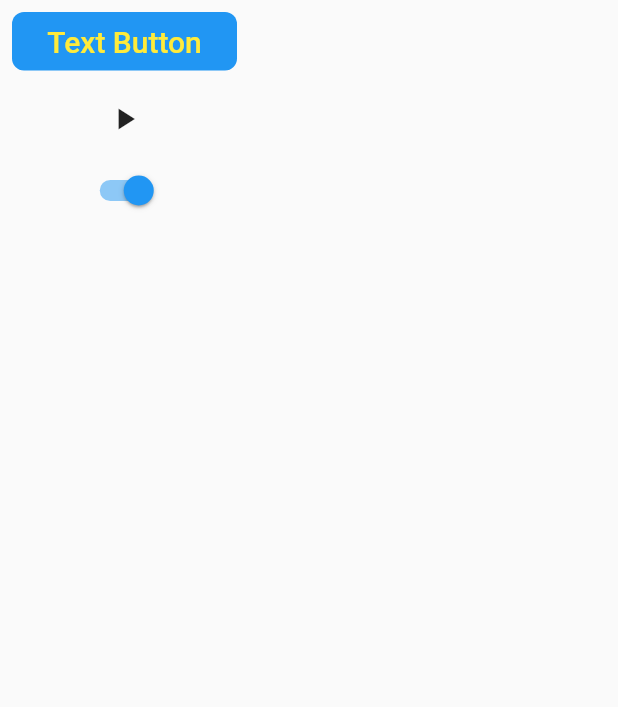
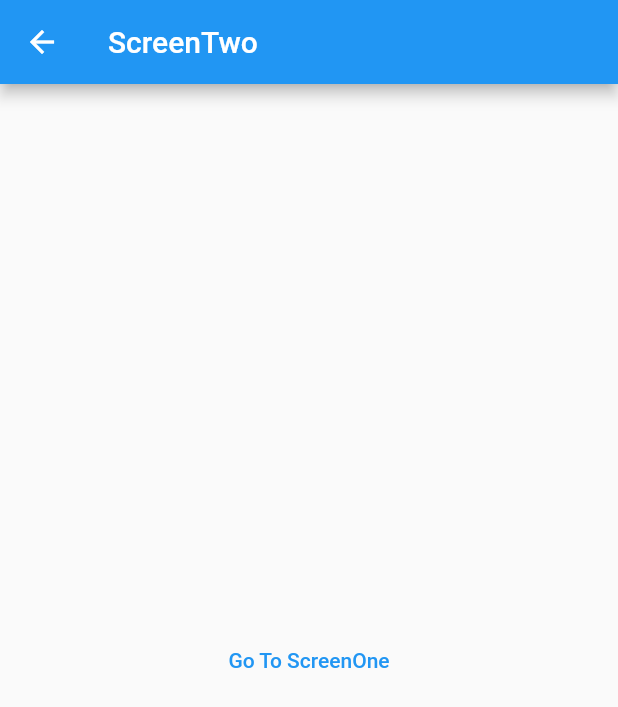
Before and after one commit to yeonblue/FlutterPractice, a Flutter app: the ButtonExample widget shown alone on an empty page, opened directly, after a tap on "Text Button", on a phone screen of 412 x 824 dp. Shown: the top 707 px of the screen. Run offline on Flutter 3.47's test engine with Material 2 defaults, Android fonts, the phone set to English and light mode, and no system bars; network calls fail.

Commit message:
add navigation push/pop

```diff
--- /dev/null
+++ b/FlutterBasics/lib/presentation/navigation_screen.dart/screen_two.dart
@@ -0,0 +1,29 @@
+import 'package:flutter/material.dart';
+import 'package:flutterbasics/presentation/navigation_screen.dart/screen_one.dart';
+
+class ScreenTwo extends StatelessWidget {
+  const ScreenTwo({super.key});
+
+  @override
+  Widget build(BuildContext context) {
+    return Scaffold(
+      appBar: AppBar(
+        title: const Text('ScreenTwo'),
+        backgroundColor: Colors.blue,
+      ),
+      body: Center(
+        child: TextButton(
+          child: const Text('Go To ScreenOne'),
+          onPressed: () {
+            Navigator.pushReplacement(
+              context,
+              MaterialPageRoute(
+                builder: (BuildContext context) => const ScreenOne(),
+              ),
+            );
+          },
+        ),
+      ),
+    );
+  }
+}
--- a/FlutterBasics/lib/presentation/widgets_example/widget/button_example.dart
+++ b/FlutterBasics/lib/presentation/widgets_example/widget/button_example.dart
@@ -1,4 +1,6 @@
 import 'package:flutter/material.dart';
+import 'package:flutterbasics/presentation/navigation_screen.dart/screen_one.dart';
+import 'package:flutterbasics/presentation/navigation_screen.dart/screen_two.dart';
 
 class ButtonExample extends StatefulWidget { // 앱 전체를 stafeful로 사용하는 것은 성능에 좋지 않음
   const ButtonExample({super.key});
@@ -16,7 +18,10 @@ class _ButtonExampleState extends State<ButtonExample> {
       children: [
         TextButton(
           onPressed: () {
-            print('TextButton Tapped');
+            Navigator.push(context, MaterialPageRoute(builder: (context) {
+              return const ScreenTwo();
+            },),
+            );
           },
           onLongPress: () {
             print('TextButton Long Tapped');
--- a/FlutterBasics/lib/root_bottom_navigation.dart
+++ b/FlutterBasics/lib/root_bottom_navigation.dart
@@ -3,6 +3,7 @@ import 'package:flutter/src/widgets/container.dart';
 import 'package:flutter/src/widgets/framework.dart';
 import 'package:flutterbasics/presentation/counter/counter_screen.dart';
 import 'package:flutterbasics/presentation/list/list_screen.dart';
+import 'package:flutterbasics/presentation/widgets_example/example_screen.dart';
 import 'package:flutterbasics/presentation/widgets_example/widget/widgetList.dart';
 
 class RootBottomNavigation extends StatefulWidget {
@@ -22,8 +23,8 @@ class _RootBottomNavigationState extends State<RootBottomNavigation> {
       body: IndexedStack(
         index: _currentIdx,
         children: const [
-          WidgetList(),
-          CounterScreen(),
+          ExampleScreen(),
+          CounterScreen(), // const로 되어 있어서 state를 다른 탭을 갔
           ListScreen(),
         ],
       ),
```
Also changed, not shown: FlutterBasics/lib/presentation/navigation_screen.dart/screen_one.dart (added, +25 -0 lines).
